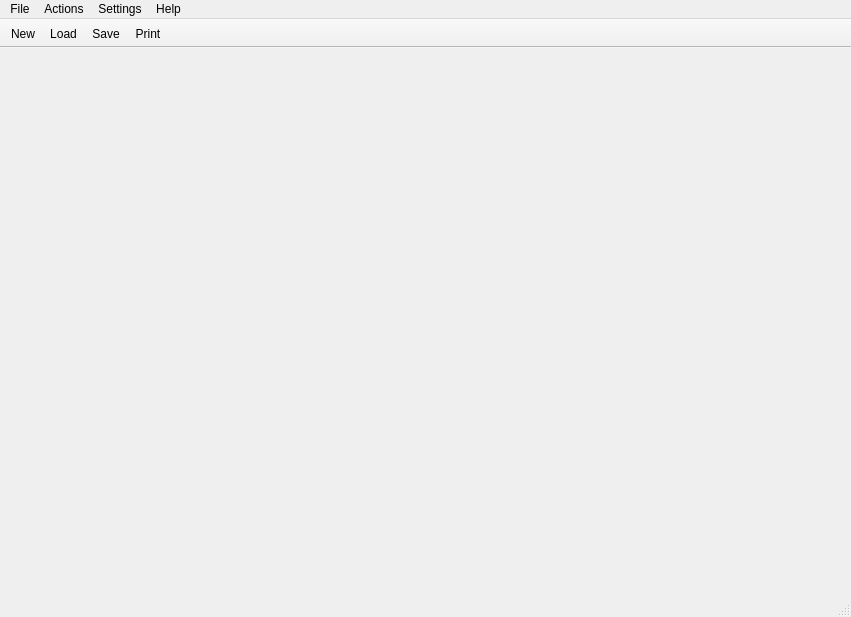
Before: the Qt Designer form ui/UI_GeneratorMainWindow.ui in amit-gp/Question-paper-generator, drawn with Qt 5.
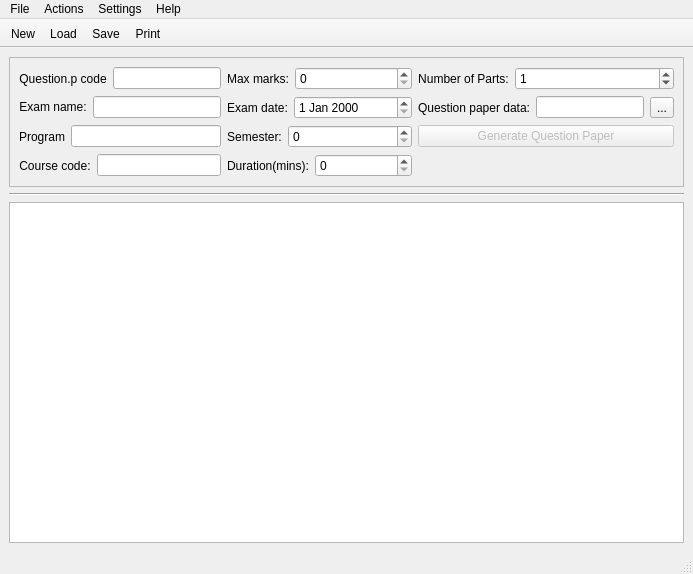
After: the same form once the commit is applied. Icons and pictures are not drawn.

The edit to the form file:
```diff
--- a/ui/UI_GeneratorMainWindow.ui
+++ b/ui/UI_GeneratorMainWindow.ui
@@ -6,10 +6,16 @@
    <rect>
     <x>0</x>
     <y>0</y>
-    <width>851</width>
-    <height>617</height>
+    <width>693</width>
+    <height>574</height>
    </rect>
   </property>
+  <property name="sizePolicy">
+   <sizepolicy hsizetype="Minimum" vsizetype="Minimum">
+    <horstretch>0</horstretch>
+    <verstretch>0</verstretch>
+   </sizepolicy>
+  </property>
   <property name="windowTitle">
    <string>Question Paper Generator</string>
   </property>
@@ -28,13 +34,328 @@
   <property name="tabShape">
    <enum>QTabWidget::Rounded</enum>
   </property>
-  <widget class="QWidget" name="centralwidget"/>
+  <widget class="QWidget" name="centralwidget">
+   <layout class="QVBoxLayout" name="verticalLayout">
+    <item>
+     <widget class="QScrollArea" name="scrollArea">
+      <property name="sizePolicy">
+       <sizepolicy hsizetype="Minimum" vsizetype="Fixed">
+        <horstretch>0</horstretch>
+        <verstretch>0</verstretch>
+       </sizepolicy>
+      </property>
+      <property name="minimumSize">
+       <size>
+        <width>100</width>
+        <height>0</height>
+       </size>
+      </property>
+      <property name="maximumSize">
+       <size>
+        <width>16777215</width>
+        <height>300</height>
+       </size>
+      </property>
+      <property name="widgetResizable">
+       <bool>true</bool>
+      </property>
+      <widget class="QWidget" name="scrollAreaWidgetContents">
+       <property name="geometry">
+        <rect>
+         <x>0</x>
+         <y>0</y>
+         <width>656</width>
+         <height>125</height>
+        </rect>
+       </property>
+       <layout class="QGridLayout" name="gridLayout">
+        <item row="1" column="0">
+         <layout class="QHBoxLayout" name="horizontalLayout_2">
+          <item>
+           <widget class="QLabel" name="label">
+            <property name="sizePolicy">
+             <sizepolicy hsizetype="Minimum" vsizetype="Fixed">
+              <horstretch>0</horstretch>
+              <verstretch>0</verstretch>
+             </sizepolicy>
+            </property>
+            <property name="text">
+             <string>Exam name:</string>
+            </property>
+            <property name="alignment">
+             <set>Qt::AlignCenter</set>
+            </property>
+           </widget>
+          </item>
+          <item>
+           <widget class="QLineEdit" name="exam_name_line_edit">
+            <property name="sizePolicy">
+             <sizepolicy hsizetype="Expanding" vsizetype="Fixed">
+              <horstretch>0</horstretch>
+              <verstretch>0</verstretch>
+             </sizepolicy>
+            </property>
+           </widget>
+          </item>
+         </layout>
+        </item>
+        <item row="1" column="1">
+         <layout class="QHBoxLayout" name="horizontalLayout_6">
+          <item>
+           <widget class="QLabel" name="label_4">
+            <property name="text">
+             <string>Exam date:</string>
+            </property>
+            <property name="alignment">
+             <set>Qt::AlignCenter</set>
+            </property>
+           </widget>
+          </item>
+          <item>
+           <widget class="QDateEdit" name="exam_date_edit">
+            <property name="sizePolicy">
+             <sizepolicy hsizetype="Expanding" vsizetype="Fixed">
+              <horstretch>0</horstretch>
+              <verstretch>0</verstretch>
+             </sizepolicy>
+            </property>
+           </widget>
+          </item>
+         </layout>
+        </item>
+        <item row="3" column="0">
+         <layout class="QHBoxLayout" name="horizontalLayout_4">
+          <item>
+           <widget class="QLabel" name="label_2">
+            <property name="text">
+             <string>Course code:</string>
+            </property>
+            <property name="alignment">
+             <set>Qt::AlignCenter</set>
+            </property>
+           </widget>
+          </item>
+          <item>
+           <widget class="QLineEdit" name="course_code_line_edit"/>
+          </item>
+         </layout>
+        </item>
+        <item row="2" column="0">
+         <layout class="QHBoxLayout" name="horizontalLayout_3">
+          <item>
+           <widget class="QLabel" name="programLabel">
+            <property name="text">
+             <string>Program</string>
+            </property>
+            <property name="alignment">
+             <set>Qt::AlignCenter</set>
+            </property>
+           </widget>
+          </item>
+          <item>
+           <widget class="QLineEdit" name="program_line_edit">
+            <property name="sizePolicy">
+             <sizepolicy hsizetype="Expanding" vsizetype="Fixed">
+              <horstretch>0</horstretch>
+              <verstretch>0</verstretch>
+             </sizepolicy>
+            </property>
+           </widget>
+          </item>
+         </layout>
+        </item>
+        <item row="0" column="1">
+         <layout class="QHBoxLayout" name="horizontalLayout_5">
+          <item>
+           <widget class="QLabel" name="label_5">
+            <property name="text">
+             <string>Max marks:</string>
+            </property>
+            <property name="alignment">
+             <set>Qt::AlignCenter</set>
+            </property>
+           </widget>
+          </item>
+          <item>
+           <widget class="QSpinBox" name="marks_spin_box">
+            <property name="sizePolicy">
+             <sizepolicy hsizetype="Expanding" vsizetype="Fixed">
+              <horstretch>0</horstretch>
+              <verstretch>0</verstretch>
+             </sizepolicy>
+            </property>
+           </widget>
+          </item>
+         </layout>
+        </item>
+        <item row="0" column="0">
+         <layout class="QHBoxLayout" name="horizontalLayout">
+          <item>
+           <widget class="QLabel" name="label_3">
+            <property name="text">
+             <string>Question.p code</string>
+            </property>
+            <property name="alignment">
+             <set>Qt::AlignCenter</set>
+            </property>
+           </widget>
+          </item>
+          <item>
+           <widget class="QLineEdit" name="qp_code_line_edit">
+            <property name="sizePolicy">
+             <sizepolicy hsizetype="Expanding" vsizetype="Fixed">
+              <horstretch>0</horstretch>
+              <verstretch>0</verstretch>
+             </sizepolicy>
+            </property>
+           </widget>
+          </item>
+         </layout>
+        </item>
+        <item row="1" column="2">
+         <layout class="QHBoxLayout" name="horizontalLayout_18">
+          <item>
+           <widget class="QLabel" name="label_16">
+            <property name="text">
+             <string>Question paper data:</string>
+            </property>
+            <property name="alignment">
+             <set>Qt::AlignCenter</set>
+            </property>
+           </widget>
+          </item>
+          <item>
+           <widget class="QLineEdit" name="qp_data_line_edit">
+            <property name="sizePolicy">
+             <sizepolicy hsizetype="Expanding" vsizetype="Fixed">
+              <horstretch>0</horstretch>
+              <verstretch>0</verstretch>
+             </sizepolicy>
+            </property>
+           </widget>
+          </item>
+          <item>
+           <widget class="QToolButton" name="qp_data_tool_button">
+            <property name="sizePolicy">
+             <sizepolicy hsizetype="Expanding" vsizetype="Fixed">
+              <horstretch>0</horstretch>
+              <verstretch>0</verstretch>
+             </sizepolicy>
+            </property>
+            <property name="text">
+             <string>...</string>
+            </property>
+           </widget>
+          </item>
+         </layout>
+        </item>
+        <item row="2" column="1">
+         <layout class="QHBoxLayout" name="horizontalLayout_7">
+          <item>
+           <widget class="QLabel" name="label_6">
+            <property name="text">
+             <string>Semester:</string>
+            </property>
+            <property name="alignment">
+             <set>Qt::AlignCenter</set>
+            </property>
+           </widget>
+          </item>
+          <item>
+           <widget class="QSpinBox" name="sem_spin_box">
+            <property name="sizePolicy">
+             <sizepolicy hsizetype="Expanding" vsizetype="Fixed">
+              <horstretch>0</horstretch>
+              <verstretch>0</verstretch>
+             </sizepolicy>
+            </property>
+           </widget>
+          </item>
+         </layout>
+        </item>
+        <item row="3" column="1">
+         <layout class="QHBoxLayout" name="horizontalLayout_8">
+          <item>
+           <widget class="QLabel" name="label_7">
+            <property name="text">
+             <string>Duration(mins):</string>
+            </property>
+            <property name="alignment">
+             <set>Qt::AlignCenter</set>
+            </property>
+           </widget>
+          </item>
+          <item>
+           <widget class="QSpinBox" name="duration_spin_box">
+            <property name="sizePolicy">
+             <sizepolicy hsizetype="Expanding" vsizetype="Fixed">
+              <horstretch>0</horstretch>
+              <verstretch>0</verstretch>
+             </sizepolicy>
+            </property>
+           </widget>
+          </item>
+         </layout>
+        </item>
+        <item row="0" column="2">
+         <layout class="QHBoxLayout" name="horizontalLayout_17">
+          <item>
+           <widget class="QLabel" name="label_15">
+            <property name="text">
+             <string>Number of Parts:</string>
+            </property>
+            <property name="alignment">
+             <set>Qt::AlignCenter</set>
+            </property>
+           </widget>
+          </item>
+          <item>
+           <widget class="QSpinBox" name="num_parts_spin_box">
+            <property name="sizePolicy">
+             <sizepolicy hsizetype="Expanding" vsizetype="Fixed">
+              <horstretch>0</horstretch>
+              <verstretch>0</verstretch>
+             </sizepolicy>
+            </property>
+            <property name="value">
+             <number>1</number>
+            </property>
+           </widget>
+          </item>
+         </layout>
+        </item>
+        <item row="2" column="2">
+         <widget class="QPushButton" name="pushButton">
+          <property name="enabled">
+           <bool>false</bool>
+          </property>
+          <property name="text">
+           <string>Generate Question Paper</string>
+          </property>
+         </widget>
+        </item>
+       </layout>
+      </widget>
+     </widget>
+    </item>
+    <item>
+     <widget class="Line" name="line_2">
+      <property name="orientation">
+       <enum>Qt::Horizontal</enum>
+      </property>
+     </widget>
+    </item>
+    <item>
+     <widget class="QTreeView" name="qp_tree_view"/>
+    </item>
+   </layout>
+  </widget>
   <widget class="QMenuBar" name="menubar">
    <property name="geometry">
     <rect>
      <x>0</x>
      <y>0</y>
-     <width>851</width>
+     <width>693</width>
      <height>21</height>
     </rect>
    </property>
```
